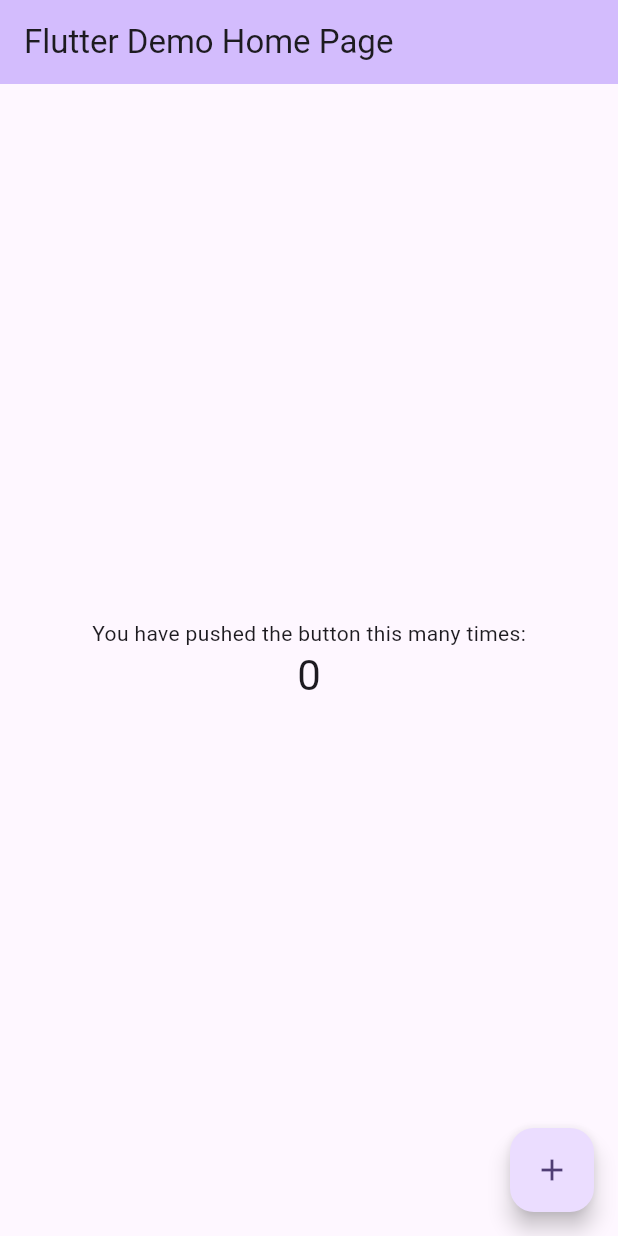
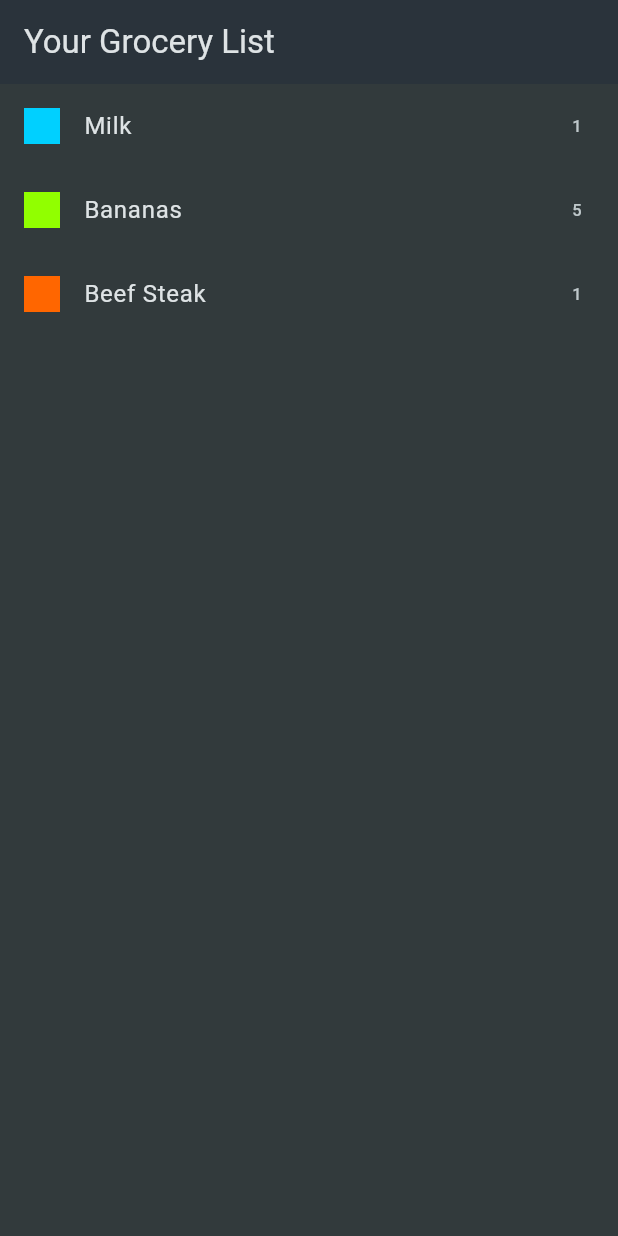
Before and after one commit to Eka051/shopping_list, a Flutter app: the screen it shows after launch, on a phone screen of 412 x 824 dp. Run offline on Flutter 3.47's test engine with Material 3 defaults, Android fonts, the phone set to English and light mode, and no system bars.

Commit message:
feat: implement grocery list feature with updated theme

```diff
--- a/lib/main.dart
+++ b/lib/main.dart
@@ -1,4 +1,5 @@
 import 'package:flutter/material.dart';
+import 'package:shopping_list/widget/grocery_list.dart';
 
 void main() {
   runApp(const MyApp());
@@ -11,115 +12,16 @@ class MyApp extends StatelessWidget {
   @override
   Widget build(BuildContext context) {
     return MaterialApp(
-      title: 'Flutter Demo',
-      theme: ThemeData(
-        // This is the theme of your application.
-        //
-        // TRY THIS: Try running your application with "flutter run". You'll see
-        // the application has a purple toolbar. Then, without quitting the app,
-        // try changing the seedColor in the colorScheme below to Colors.green
-        // and then invoke "hot reload" (save your changes or press the "hot
-        // reload" button in a Flutter-supported IDE, or press "r" if you used
-        // the command line to start the app).
-        //
-        // Notice that the counter didn't reset back to zero; the application
-        // state is not lost during the reload. To reset the state, use hot
-        // restart instead.
-        //
-        // This works for code too, not just values: Most code changes can be
-        // tested with just a hot reload.
-        colorScheme: ColorScheme.fromSeed(seedColor: Colors.deepPurple),
-        useMaterial3: true,
+      title: 'Flutter Groceries',
+      theme: ThemeData.dark().copyWith(
+        colorScheme: ColorScheme.fromSeed(
+          seedColor: const Color.fromARGB(255, 147, 229, 250),
+          brightness: Brightness.dark,
+          surface: const  Color.fromARGB(255, 42, 51, 59),
+        ),
+        scaffoldBackgroundColor: const Color.fromARGB(255, 50, 58, 60)
       ),
-      home: const MyHomePage(title: 'Flutter Demo Home Page'),
+      home: const GroceryList(),
     );
   }
 }
-
-class MyHomePage extends StatefulWidget {
-  const MyHomePage({super.key, required this.title});
-
-  // This widget is the home page of your application. It is stateful, meaning
-  // that it has a State object (defined below) that contains fields that affect
-  // how it looks.
-
-  // This class is the configuration for the state. It holds the values (in this
-  // case the title) provided by the parent (in this case the App widget) and
-  // used by the build method of the State. Fields in a Widget subclass are
-  // always marked "final".
-
-  final String title;
-
-  @override
-  State<MyHomePage> createState() => _MyHomePageState();
-}
-
-class _MyHomePageState extends State<MyHomePage> {
-  int _counter = 0;
-
-  void _incrementCounter() {
-    setState(() {
-      // This call to setState tells the Flutter framework that something has
-      // changed in this State, which causes it to rerun the build method below
-      // so that the display can reflect the updated values. If we changed
-      // _counter without calling setState(), then the build method would not be
-      // called again, and so nothing would appear to happen.
-      _counter++;
-    });
-  }
-
-  @override
-  Widget build(BuildContext context) {
-    // This method is rerun every time setState is called, for instance as done
-    // by the _incrementCounter method above.
-    //
-    // The Flutter framework has been optimized to make rerunning build methods
-    // fast, so that you can just rebuild anything that needs updating rather
-    // than having to individually change instances of widgets.
-    return Scaffold(
-      appBar: AppBar(
-        // TRY THIS: Try changing the color here to a specific color (to
-        // Colors.amber, perhaps?) and trigger a hot reload to see the AppBar
-        // change color while the other colors stay the same.
-        backgroundColor: Theme.of(context).colorScheme.inversePrimary,
-        // Here we take the value from the MyHomePage object that was created by
-        // the App.build method, and use it to set our appbar title.
-        title: Text(widget.title),
-      ),
-      body: Center(
-        // Center is a layout widget. It takes a single child and positions it
-        // in the middle of the parent.
-        child: Column(
-          // Column is also a layout widget. It takes a list of children and
-          // arranges them vertically. By default, it sizes itself to fit its
-          // children horizontally, and tries to be as tall as its parent.
-          //
-          // Column has various properties to control how it sizes itself and
-          // how it positions its children. Here we use mainAxisAlignment to
-          // center the children vertically; the main axis here is the vertical
-          // axis because Columns are vertical (the cross axis would be
-          // horizontal).
-          //
-          // TRY THIS: Invoke "debug painting" (choose the "Toggle Debug Paint"
-          // action in the IDE, or press "p" in the console), to see the
-          // wireframe for each widget.
-          mainAxisAlignment: MainAxisAlignment.center,
-          children: <Widget>[
-            const Text(
-              'You have pushed the button this many times:',
-            ),
-            Text(
-              '$_counter',
-              style: Theme.of(context).textTheme.headlineMedium,
-            ),
-          ],
-        ),
-      ),
-      floatingActionButton: FloatingActionButton(
-        onPressed: _incrementCounter,
-        tooltip: 'Increment',
-        child: const Icon(Icons.add),
-      ), // This trailing comma makes auto-formatting nicer for build methods.
-    );
-  }
-}
--- a/lib/widget/grocery_list.dart
+++ b/lib/widget/grocery_list.dart
@@ -0,0 +1,26 @@
+import 'package:flutter/material.dart';
+import 'package:shopping_list/data/dummy_items.dart';
+
+class GroceryList extends StatelessWidget {
+  const GroceryList({super.key});
+
+  @override
+  Widget build(BuildContext context) {
+    return Scaffold(
+      appBar: AppBar(
+        title: const Text('Your Grocery List'),
+      ),
+      body: ListView.builder(
+          itemCount: groceryItems.length,
+          itemBuilder: (ctx, index) => ListTile(
+                title: Text(groceryItems[index].name),
+                leading: Container(
+                  width: 24,
+                  height: 24,
+                  color: groceryItems[index].category.color,
+                ),
+                trailing: Text(groceryItems[index].quantity.toString()),
+              )),
+    );
+  }
+}
```
